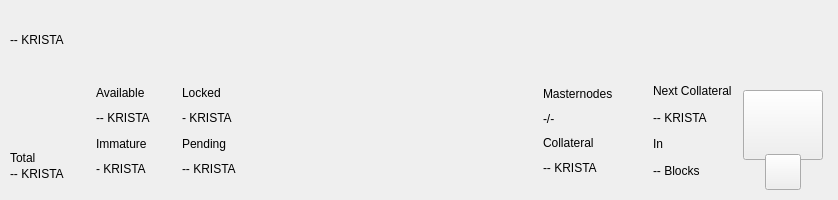
Qt form src/qt/kristatech/forms/topbar.ui (bedri/KristaTech-KRISTA) before a commit.
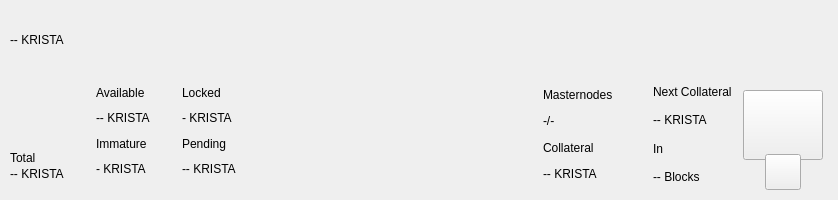
The same form after that commit. Custom widgets are drawn as their Qt base class.

Commit message: qt: fix TopBar Masternodes collateral bottom clipping

Patch:
```diff
--- a/src/qt/kristatech/forms/topbar.ui
+++ b/src/qt/kristatech/forms/topbar.ui
@@ -539,22 +539,25 @@
             <number>0</number>
            </property>
            <property name="bottomMargin">
-            <number>9</number>
+            <number>2</number>
            </property>
            <item>
             <widget class="QWidget" name="widgetMasternodesSummary" native="true">
              <layout class="QVBoxLayout" name="verticalLayout_5">
+              <property name="spacing">
+               <number>2</number>
+              </property>
               <property name="leftMargin">
                <number>8</number>
               </property>
               <property name="topMargin">
-               <number>4</number>
+               <number>2</number>
               </property>
               <property name="rightMargin">
                <number>8</number>
               </property>
               <property name="bottomMargin">
-               <number>4</number>
+               <number>2</number>
               </property>
               <item>
                <widget class="QLabel" name="labelMasternodesTitle">
```
